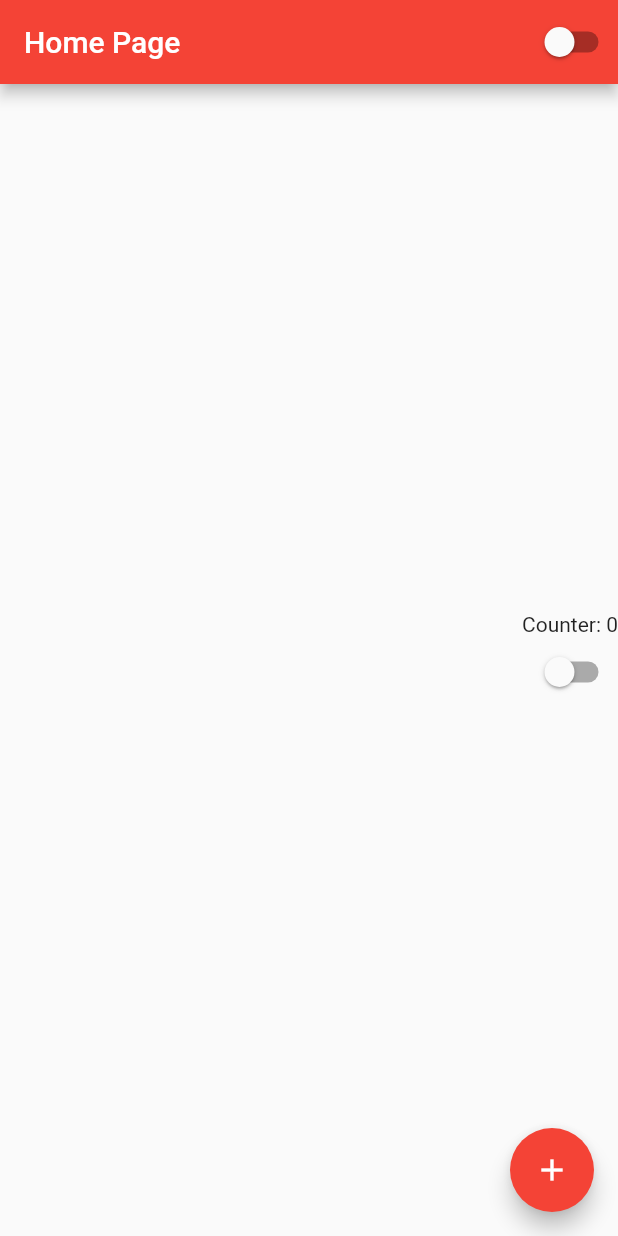
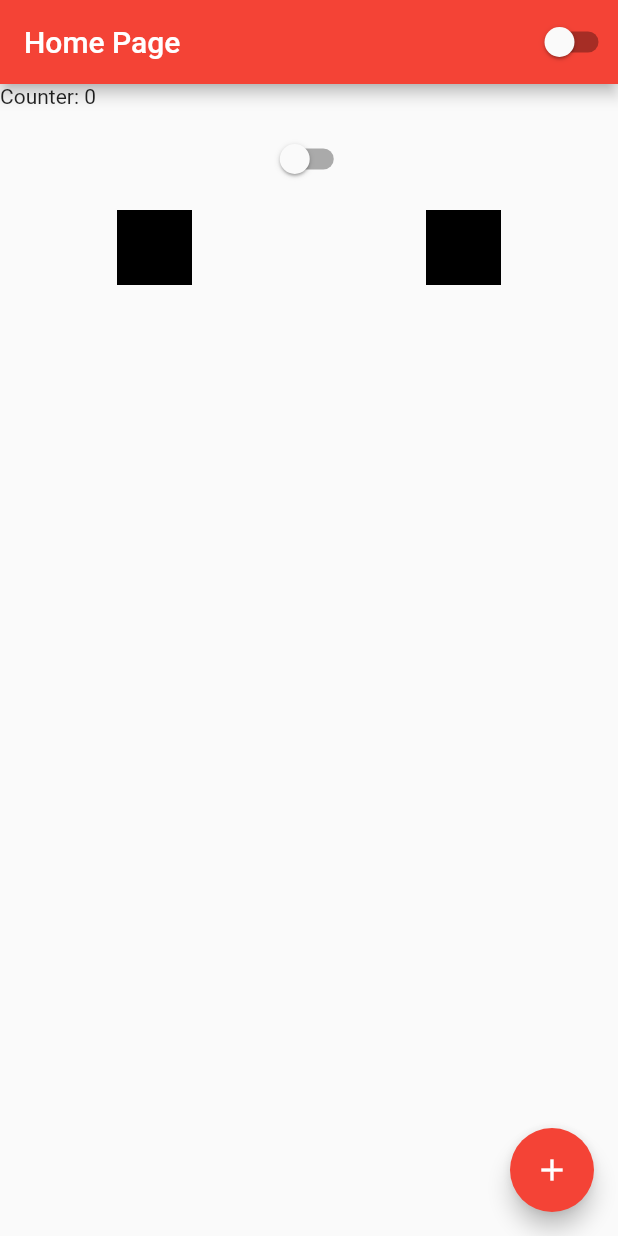
Before and after one commit to pedro-pinho/basic-flutter-project, a Flutter app: the screen it shows after launch, on a phone screen of 412 x 824 dp. Run offline on Flutter 3.47's test engine with Material 2 defaults, Android fonts, the phone set to English and light mode, and no system bars.

Commit message:
ListView and Rows; Test fix

```diff
--- a/lib/home_page.dart
+++ b/lib/home_page.dart
@@ -22,12 +22,36 @@ class HomeState extends State<Home> {
           // center horizontally
           width: double.infinity,
           height: double.infinity,
-          child: Column(
-              //center vertically
-              mainAxisAlignment: MainAxisAlignment.center,
-              //align children
-              crossAxisAlignment: CrossAxisAlignment.end,
-              children: [Text('Counter: $counter'), CustomSwitcher()])),
+          // Column is not scrollable
+          // List view is scrollable
+          child: ListView(scrollDirection: Axis.vertical, //default is vertical
+              children: [
+                Text('Counter: $counter'),
+                Container(
+                  //blank space
+                  height: 10,
+                ),
+                CustomSwitcher(),
+                Container(
+                  //blank space
+                  height: 10,
+                ),
+                Row(
+                  mainAxisAlignment: MainAxisAlignment.spaceAround,
+                  children: [
+                    Container(
+                      width: 50,
+                      height: 50,
+                      color: Colors.black,
+                    ),
+                    Container(
+                      width: 50,
+                      height: 50,
+                      color: Colors.black,
+                    ),
+                  ],
+                )
+              ])),
       floatingActionButton: FloatingActionButton(
         child: Icon(Icons.add),
         onPressed: () {
```
Also changed, not shown: 1 other file.
